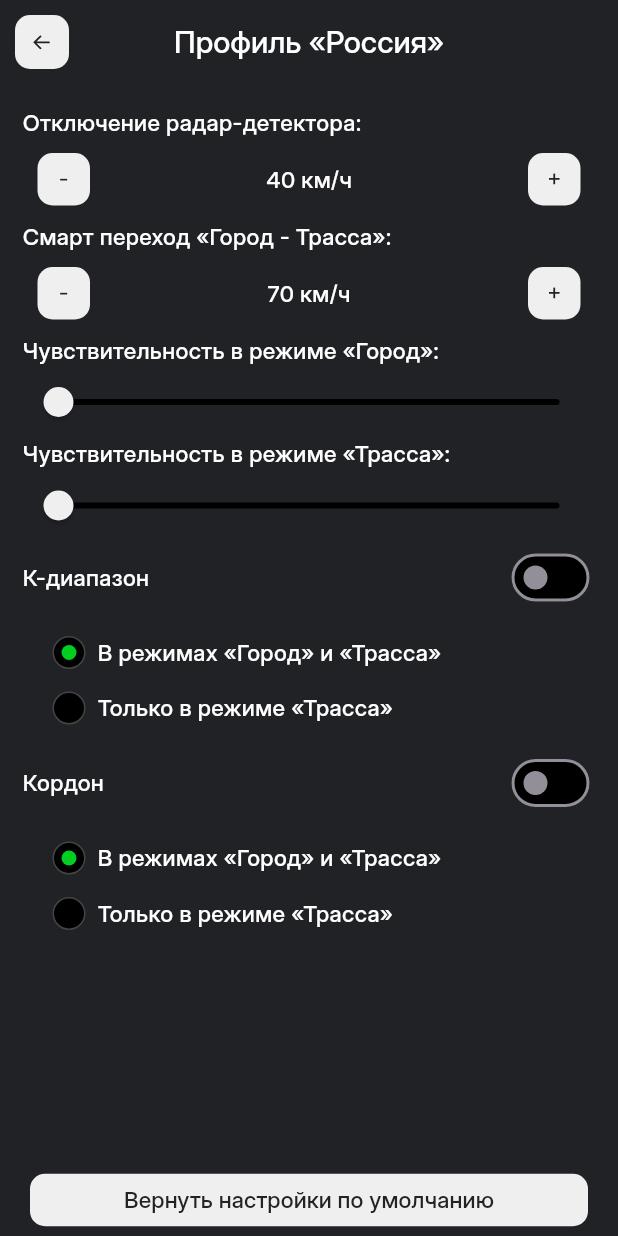
After one commit to Ipilot7/smart_detector, a Flutter app: the ProfileSettingsPage screen opened by its route, on a phone screen of 412 x 824 dp. The commit adds this screen. Run offline on Flutter 3.47's test engine with Material 3 defaults, Android fonts, the phone set to English and light mode, and no system bars; drawn by our look-alikes of auto_size_text; our stand-ins replace bloc, equatable, flutter_bloc, flutter_svg, freezed_annotation, gap and 4 more; accounts and stored records are empty; project files that could hold a hidden picture were left out.

Commit message:
profile setting is ended

```diff
--- a/lib/common/components/custom_appbar.dart
+++ b/lib/common/components/custom_appbar.dart
@@ -1,8 +1,7 @@
 import 'package:flutter/material.dart';
 import 'package:go_router/go_router.dart';
 import 'package:smart_detector/common/app_text_style.dart';
-import 'package:smart_detector/common/appcolors.dart';
-import 'package:smart_detector/common/assets.gen.dart';
+import 'package:smart_detector/common/components/custom_icon_button.dart';
 
 class CustomAppbar extends StatelessWidget implements PreferredSizeWidget {
   const CustomAppbar({
@@ -20,19 +19,10 @@ class CustomAppbar extends StatelessWidget implements PreferredSizeWidget {
   Widget build(BuildContext context) {
     return AppBar(
       automaticallyImplyLeading: false,
-      leading: GestureDetector(
+      leading: CustomIconButton(
         onTap: () {
           context.pop();
         },
-        child: Container(
-            width: 35,
-            height: 35,
-            margin: const EdgeInsets.all(10),
-            alignment: Alignment.center,
-            decoration: BoxDecoration(
-                color: AppColors.greyLight,
-                borderRadius: BorderRadius.circular(10)),
-            child: Assets.icons.arrowLeft.svg()),
       ),
       centerTitle: true,
       title: Text(
--- /dev/null
+++ b/lib/common/components/custom_icon_button.dart
@@ -0,0 +1,29 @@
+import 'package:flutter/material.dart';
+import 'package:smart_detector/common/appcolors.dart';
+import 'package:smart_detector/common/assets.gen.dart';
+
+class CustomIconButton extends StatelessWidget {
+  const CustomIconButton({
+    super.key,
+    this.onTap,
+    this.icon,
+  });
+  final void Function()? onTap;
+  final Widget? icon;
+
+  @override
+  Widget build(BuildContext context) {
+    return GestureDetector(
+      onTap: onTap,
+      child: Container(
+          width: 35,
+          height: 35,
+          margin: const EdgeInsets.all(10),
+          alignment: Alignment.center,
+          decoration: BoxDecoration(
+              color: AppColors.greyLight,
+              borderRadius: BorderRadius.circular(10)),
+          child: icon ?? Assets.icons.arrowLeft.svg()),
+    );
+  }
+}
--- /dev/null
+++ b/lib/common/enums/kdiapazon_status.dart
@@ -0,0 +1,13 @@
+enum KordonStatus {
+  cityAndTrass,
+  trass;
+
+  String get name {
+    switch (this) {
+      case KordonStatus.cityAndTrass:
+        return "В режимах «Город» и «Трасса»";
+      case KordonStatus.trass:
+        return "Только в режиме «Трасса»";
+    }
+  }
+}
--- a/lib/common/enums/operation_mode_status.dart
+++ b/lib/common/enums/operation_mode_status.dart
@@ -1,4 +1,3 @@
-
 enum OperationModeStatus {
   smart,
   city,
--- a/lib/common/enums/profile_status.dart
+++ b/lib/common/enums/profile_status.dart
@@ -1,4 +1,3 @@
-
 enum ProfileStatus {
   russia,
   uzbekistan,
--- a/lib/common/routes.dart
+++ b/lib/common/routes.dart
@@ -7,6 +7,7 @@ import 'package:smart_detector/presentation/page/permissions.dart';
 import 'package:smart_detector/presentation/page/search_detector.dart';
 import 'package:smart_detector/presentation/page/settings/operating_mode.dart';
 import 'package:smart_detector/presentation/page/settings/profile.dart';
+import 'package:smart_detector/presentation/page/settings/profile_settings.dart';
 import 'package:smart_detector/presentation/page/settings/settings.dart';
 import 'package:smart_detector/presentation/page/splash.dart';
 import 'package:smart_detector/presentation/page/term_and_conditions.dart';
@@ -21,6 +22,7 @@ class Routes {
   static String get settings => '/settings';
   static String get operatingMode => '/operatingMode';
   static String get profile => '/profile';
+  static String get profileSettings => '/profileSettings';
   static String get voicePachage => '/voicePachage';
   static String get soundsSignature => '/soundsSignature';
   static String get kBandSound => '/kBandSound';
@@ -123,6 +125,14 @@ class AppRouter {
           child: const ProfilePage(),
         ),
       ),
+      GoRoute(
+        path: Routes.profileSettings,
+        pageBuilder: (context, state) => buildPageWithDefaultTransition(
+          context: context,
+          state: state,
+          child: const ProfileSettingsPage(),
+        ),
+      ),
     ],
   );
 }
--- a/lib/presentation/logic/bloc/settings_bloc.dart
+++ b/lib/presentation/logic/bloc/settings_bloc.dart
@@ -1,6 +1,7 @@
 import 'package:bloc/bloc.dart';
 import 'package:equatable/equatable.dart';
 import 'package:freezed_annotation/freezed_annotation.dart';
+import 'package:smart_detector/common/enums/kdiapazon_status.dart';
 import 'package:smart_detector/common/enums/operation_mode_status.dart';
 import 'package:smart_detector/common/enums/profile_status.dart';
 import 'package:smart_detector/common/enums/settings_status.dart';
@@ -11,13 +12,35 @@ part 'settings_state.dart';
 
 class SettingsBloc extends Bloc<SettingsEvent, SettingsState> {
   SettingsBloc()
-      : super(const SettingsState(OperationModeStatus.smart, false, false,
-            ProfileStatus.russia, SettingsStatus.sound)) {
+      : super(const SettingsState(
+            OperationModeStatus.smart,
+            false,
+            false,
+            ProfileStatus.russia,
+            SettingsStatus.sound,
+            0,
+            false,
+            false,
+            KordonStatus.cityAndTrass,
+            KordonStatus.cityAndTrass,
+            0,
+            0,
+            40,
+            70)) {
     on<ChangeOperationModeEvent>(_changeOperationMode);
     on<ChageAutoMuteEvent>(_chageAutoMuteEvent);
     on<ChageWorkOnForegroundEvent>(_chageWorkOnForegroundEvent);
     on<ChangeProfileEvent>(_changeProfile);
     on<ChangeSettingsEvent>(_changeSettings);
+    on<ChangeSliderEvent>(_changeSlider);
+    on<ChangeKDiapazonEvent>(_changeKDiapazon);
+    on<ChangeKardonEvent>(_changeKardon);
+    on<ChangeKDiapazonStatusEvent>(_chageKDiapazonStatus);
+    on<ChangeKardonStatusEvent>(_changeKardonStatus);
+    on<ChangeSensivityCityEvent>(_changeSensivityCity);
+    on<ChangeSensivityTrassEvent>(_changeSensivityTrass);
+    on<ChangeSmartCityTrassEvent>(_changeSmartCityTrass);
+    on<ChangeOffRadarDetectorEvent>(_changeOffRadarDetector);
   }
 
   _changeOperationMode(ChangeOperationModeEvent event, emit) {
@@ -39,4 +62,48 @@ class SettingsBloc extends Bloc<SettingsEvent, SettingsState> {
   _changeSettings(ChangeSettingsEvent event, emit) {
     emit(state.copyWith(settingsStatus: event.value));
   }
+
+  _changeSlider(ChangeSliderEvent event, emit) {
+    emit(state.copyWith(currentSliderValue: event.value));
+  }
+
+  _changeKDiapazon(ChangeKDiapazonEvent event, emit) {
+    emit(state.copyWith(kDiapazon: event.value));
+  }
+
+  _changeKardon(ChangeKardonEvent event, emit) {
+    emit(state.copyWith(kardon: event.value));
+  }
+
+  _chageKDiapazonStatus(ChangeKDiapazonStatusEvent event, emit) {
+    emit(state.copyWith(kDiapazonStatus: event.value));
+  }
+
+  _changeKardonStatus(ChangeKardonStatusEvent event, emit) {
+    emit(state.copyWith(kordonStatus: event.value));
+  }
+
+  _changeSensivityCity(ChangeSensivityCityEvent event, emit) {
+    emit(state.copyWith(sensivityCity: event.value));
+  }
+
+  _changeSensivityTrass(ChangeSensivityTrassEvent event, emit) {
+    emit(state.copyWith(sensivityTrass: event.value));
+  }
+
+  _changeSmartCityTrass(ChangeSmartCityTrassEvent event, emit) {
+    if (event.value) {
+      emit(state.copyWith(smartCityTrass: state.smartCityTrass + 1));
+    } else {
+      emit(state.copyWith(smartCityTrass: state.smartCityTrass - 1));
+    }
+  }
+
+  _changeOffRadarDetector(ChangeOffRadarDetectorEvent event, emit) {
+    if (event.value) {
+      emit(state.copyWith(offRadarDetector: state.offRadarDetector + 1));
+    } else {
+      emit(state.copyWith(offRadarDetector: state.offRadarDetector - 1));
+    }
+  }
 }
--- a/lib/presentation/logic/bloc/settings_event.dart
+++ b/lib/presentation/logic/bloc/settings_event.dart
@@ -30,3 +30,48 @@ class ChangeSettingsEvent extends SettingsEvent {
   const ChangeSettingsEvent(this.value);
   final SettingsStatus value;
 }
+
+class ChangeSliderEvent extends SettingsEvent {
+  const ChangeSliderEvent(this.value);
+  final double value;
+}
+
+class ChangeKDiapazonEvent extends SettingsEvent {
+  const ChangeKDiapazonEvent(this.value);
+  final bool value;
+}
+
+class ChangeKardonEvent extends SettingsEvent {
+  const ChangeKardonEvent(this.value);
+  final bool value;
+}
+
+class ChangeKDiapazonStatusEvent extends SettingsEvent {
+  const ChangeKDiapazonStatusEvent(this.value);
+  final KordonStatus value;
+}
+
+class ChangeKardonStatusEvent extends SettingsEvent {
+  const ChangeKardonStatusEvent(this.value);
+  final KordonStatus value;
+}
+
+class ChangeSensivityCityEvent extends SettingsEvent {
+  const ChangeSensivityCityEvent(this.value);
+  final double value;
+}
+
+class ChangeSensivityTrassEvent extends SettingsEvent {
+  const ChangeSensivityTrassEvent(this.value);
+  final double value;
+}
+
+class ChangeOffRadarDetectorEvent extends SettingsEvent {
+  const ChangeOffRadarDetectorEvent(this.value);
+  final bool value;
+}
+
+class ChangeSmartCityTrassEvent extends SettingsEvent {
+  const ChangeSmartCityTrassEvent(this.value);
+  final bool value;
+}
--- a/lib/presentation/logic/bloc/settings_state.dart
+++ b/lib/presentation/logic/bloc/settings_state.dart
@@ -6,6 +6,17 @@ class SettingsState with _$SettingsState {
       OperationModeStatus operationModeStatus,
       bool isAvtomute,
       bool isForeground,
-      ProfileStatus profileStatus,SettingsStatus settingsStatus) = _SettingsState;
+      ProfileStatus profileStatus,
+      SettingsStatus settingsStatus,
+      double currentSliderValue,
+      bool kDiapazon,
+      bool kardon,
+      KordonStatus kDiapazonStatus,
+      KordonStatus kordonStatus,
+      double sensivityCity,
+      double sensivityTrass,
+      int offRadarDetector,
+      int smartCityTrass,
+      ) = _SettingsState;
   const SettingsState._();
 }
--- a/lib/presentation/page/settings/profile.dart
+++ b/lib/presentation/page/settings/profile.dart
@@ -1,11 +1,14 @@
 import 'package:flutter/material.dart';
 import 'package:flutter_bloc/flutter_bloc.dart';
+import 'package:go_router/go_router.dart';
 import 'package:smart_detector/common/components/custom_appbar.dart';
 import 'package:smart_detector/common/components/textx.dart';
 import 'package:smart_detector/common/enums/profile_status.dart';
 import 'package:smart_detector/common/extentions/extention.dart';
+import 'package:smart_detector/common/routes.dart';
 import 'package:smart_detector/presentation/logic/bloc/settings_bloc.dart';
 import 'package:smart_detector/presentation/widgets/custom_radio.dart';
+import 'package:smart_detector/presentation/widgets/settings_item_widget.dart';
 
 class ProfilePage extends StatelessWidget {
   const ProfilePage({super.key});
@@ -19,9 +22,13 @@ class ProfilePage extends StatelessWidget {
           return ListView.builder(
               padding: const EdgeInsets.all(20),
               itemCount: ProfileStatus.values.length,
-            itemBuilder: (context, index) => Padding(
-              padding: const EdgeInsets.only(bottom: 15),
-              child: Row(
+              itemBuilder: (context, index) => SettingsItemWidget(
+                    trailingText: "PRO настройки",
+                    trailingTap: () {
+                      context.push(Routes.profileSettings);
+                    },
+                    title: '',
+                    titleWidget: Row(
                       children: [
                         CustomRadio(
                             value: ProfileStatus.values[index],
@@ -35,8 +42,7 @@ class ProfilePage extends StatelessWidget {
                         TextX(ProfileStatus.values[index].name)
                       ],
                     ),
-            ),
-          );
+                  ));
         },
       ),
     );
--- /dev/null
+++ b/lib/presentation/page/settings/profile_settings.dart
@@ -0,0 +1,117 @@
+import 'package:flutter/material.dart';
+import 'package:flutter_bloc/flutter_bloc.dart';
+import 'package:smart_detector/common/appcolors.dart';
+import 'package:smart_detector/common/assets.gen.dart';
+import 'package:smart_detector/common/components/custom_appbar.dart';
+import 'package:smart_detector/common/components/custom_button.dart';
+import 'package:smart_detector/common/components/custom_icon_button.dart';
+import 'package:smart_detector/common/components/textx.dart';
+import 'package:smart_detector/presentation/logic/bloc/settings_bloc.dart';
+import 'package:smart_detector/presentation/widgets/radio_tabs.dart';
+import 'package:smart_detector/presentation/widgets/settings_item_widget.dart';
+
+class ProfileSettingsPage extends StatelessWidget {
+  const ProfileSettingsPage({super.key});
+
+  @override
+  Widget build(BuildContext context) {
+    final bloc = context.read<SettingsBloc>();
+    return Scaffold(
+      appBar: const CustomAppbar(titleText: "Профиль «Россия»"),
+      body: BlocBuilder<SettingsBloc, SettingsState>(
+        builder: (context, state) {
+          return ListView(
+            padding: const EdgeInsets.all(15),
+            children: [
+              const TextX("Отключение радар-детектора:"),
+              Row(
+                mainAxisAlignment: MainAxisAlignment.spaceBetween,
+                children: [
+                  CustomIconButton(
+                    onTap: () {
+                      bloc.add(const ChangeOffRadarDetectorEvent(false));
+                    },
+                    icon: Assets.icons.minus.svg(),
+                  ),
+                  TextX("${state.offRadarDetector.toInt()} км/ч"),
+                  CustomIconButton(
+                    onTap: () {
+                      bloc.add(const ChangeOffRadarDetectorEvent(true));
+                    },
+                    icon: Assets.icons.plus.svg(),
+                  )
+                ],
+              ),
+              const TextX("Смарт переход «Город - Трасса»:"),
+              Row(
+                mainAxisAlignment: MainAxisAlignment.spaceBetween,
+                children: [
+                  CustomIconButton(
+                    onTap: () {
+                      bloc.add(const ChangeSmartCityTrassEvent(false));
+                    },
+                    icon: Assets.icons.minus.svg(),
+                  ),
+                  TextX("${state.smartCityTrass} км/ч"),
+                  CustomIconButton(
+                    onTap: () {
+                      bloc.add(const ChangeSmartCityTrassEvent(true));
+                    },
+                    icon: Assets.icons.plus.svg(),
+                  )
+                ],
+              ),
+              const TextX("Чувствительность в режиме «Город»:"),
+              Slider(
+                value: state.sensivityCity,
+                max: 100,
+                label: state.sensivityCity.round().toString(),
+                activeColor: AppColors.green,
+                inactiveColor: AppColors.black,
+                thumbColor: AppColors.greyLight,
+                onChanged: (double value) {
+                  bloc.add(ChangeSensivityCityEvent(value));
+                },
+              ),
+              const TextX("Чувствительность в режиме «Трасса»:"),
+              Slider(
+                value: state.sensivityTrass,
+                max: 100,
+                label: state.sensivityTrass.round().toString(),
+                activeColor: AppColors.green,
+                inactiveColor: AppColors.black,
+                thumbColor: AppColors.greyLight,
+                onChanged: (double value) {
+                  bloc.add(ChangeSensivityTrassEvent(value));
+                },
+              ),
+              SettingsItemWidget(
+                title: 'К-диапазон',
+                value: state.kDiapazon,
+                switcherOn: true,
+                onChanged: (value) {
+                  bloc.add(ChangeKDiapazonEvent(value));
+                },
+              ),
+              const KDiapazonStatusWidget(),
+              SettingsItemWidget(
+                title: "Кордон",
+                value: state.kardon,
+                switcherOn: true,
+                onChanged: (value) {
+                  bloc.add(ChangeKardonEvent(value));
+                },
+              ),
+              const KordonStatusWidget()
+            ],
+          );
+        },
+      ),
+      bottomNavigationBar: Padding(
+        padding: const EdgeInsets.symmetric(horizontal: 20),
+        child: CustomButton(
+            text: "Вернуть настройки по умолчанию", onPressed: () {}),
+      ),
+    );
+  }
+}
--- a/lib/presentation/page/settings/settings.dart
+++ b/lib/presentation/page/settings/settings.dart
@@ -68,16 +68,14 @@ class SettingsPage extends StatelessWidget {
                 "Громкость приложения:",
               ),
               Slider(
-                value: 20,
+                value: state.currentSliderValue,
                 max: 100,
-                label: 20.round().toString(),
+                label: state.currentSliderValue.round().toString(),
                 activeColor: AppColors.green,
                 inactiveColor: AppColors.black,
                 thumbColor: AppColors.greyLight,
                 onChanged: (double value) {
-                  // setState(() {
-                  //   _currentSliderValue = value;
-                  // });
+                  bloc.add(ChangeSliderEvent(value));
                 },
               ),
               SettingsItemWidget(
--- a/lib/presentation/widgets/radio_tabs.dart
+++ b/lib/presentation/widgets/radio_tabs.dart
@@ -1,6 +1,7 @@
 import 'package:flutter/material.dart';
 import 'package:flutter_bloc/flutter_bloc.dart';
 import 'package:smart_detector/common/components/textx.dart';
+import 'package:smart_detector/common/enums/kdiapazon_status.dart';
 import 'package:smart_detector/common/enums/settings_status.dart';
 import 'package:smart_detector/common/extentions/extention.dart';
 import 'package:smart_detector/presentation/logic/bloc/settings_bloc.dart';
@@ -24,6 +25,7 @@ class _RadioTabsState extends State<RadioTabs> {
             horizontal: 20,
           ),
           itemCount: SettingsStatus.values.length,
+          physics: const NeverScrollableScrollPhysics(),
           itemBuilder: (context, index) => Padding(
             padding: const EdgeInsets.only(bottom: 15),
             child: Row(
@@ -46,3 +48,77 @@ class _RadioTabsState extends State<RadioTabs> {
     );
   }
 }
+
+class KordonStatusWidget extends StatelessWidget {
+  const KordonStatusWidget({super.key});
+
+  @override
+  Widget build(BuildContext context) {
+    return BlocBuilder<SettingsBloc, SettingsState>(
+      builder: (context, state) {
+        return ListView.builder(
+          shrinkWrap: true,
+          padding: const EdgeInsets.symmetric(
+            horizontal: 20,
+          ),
+          itemCount: KordonStatus.values.length,
+          physics: const NeverScrollableScrollPhysics(),
+          itemBuilder: (context, index) => Padding(
+            padding: const EdgeInsets.only(bottom: 15),
+            child: Row(
+              children: [
+                CustomRadio(
+                    value: KordonStatus.values[index],
+                    onChanged: (value) {
+                      context
+                          .read<SettingsBloc>()
+                          .add(ChangeKardonStatusEvent(value));
+                    },
+                    groupValue: state.kordonStatus),
+                8.g,
+                TextX(KordonStatus.values[index].name)
+              ],
+            ),
+          ),
+        );
+      },
+    );
+  }
+}
+
+class KDiapazonStatusWidget extends StatelessWidget {
+  const KDiapazonStatusWidget({super.key});
+
+  @override
+  Widget build(BuildContext context) {
+    return BlocBuilder<SettingsBloc, SettingsState>(
+      builder: (context, state) {
+        return ListView.builder(
+          shrinkWrap: true,
+          padding: const EdgeInsets.symmetric(
+            horizontal: 20,
+          ),
+          itemCount: KordonStatus.values.length,
+          physics: const NeverScrollableScrollPhysics(),
+          itemBuilder: (context, index) => Padding(
+            padding: const EdgeInsets.only(bottom: 15),
+            child: Row(
+              children: [
+                CustomRadio(
+                    value: KordonStatus.values[index],
+                    onChanged: (value) {
+                      context
+                          .read<SettingsBloc>()
+                          .add(ChangeKDiapazonStatusEvent(value));
+                    },
+                    groupValue: state.kDiapazonStatus),
+                8.g,
+                TextX(KordonStatus.values[index].name)
+              ],
+            ),
+          ),
+        );
+      },
+    );
+  }
+}
--- a/lib/presentation/widgets/settings_item_widget.dart
+++ b/lib/presentation/widgets/settings_item_widget.dart
@@ -14,12 +14,14 @@ class SettingsItemWidget extends StatelessWidget {
     this.value = false,
     this.onChanged,
     this.trailingTap,
+    this.titleWidget,
   });
   final String title;
   final String? trailingText;
   final bool switcherOn, value;
   final void Function(bool)? onChanged;
   final void Function()? trailingTap;
+  final Widget? titleWidget;
 
   @override
   Widget build(BuildContext context) {
@@ -28,10 +30,11 @@ class SettingsItemWidget extends StatelessWidget {
       child: Row(
         mainAxisAlignment: MainAxisAlignment.spaceBetween,
         children: [
-          Text(
-            title,
-            style: AppTextStyles.body15w5,
-          ),
+          titleWidget ??
+              Text(
+                title,
+                style: AppTextStyles.body15w5,
+              ),
           switcherOn
               ? CustomSwicher(value: value, onChanged: onChanged)
               : GestureDetector(
```
Also changed, not shown: lib/presentation/logic/bloc/settings_bloc.freezed.dart. Lines whose indentation alone changed are shown as unchanged.
